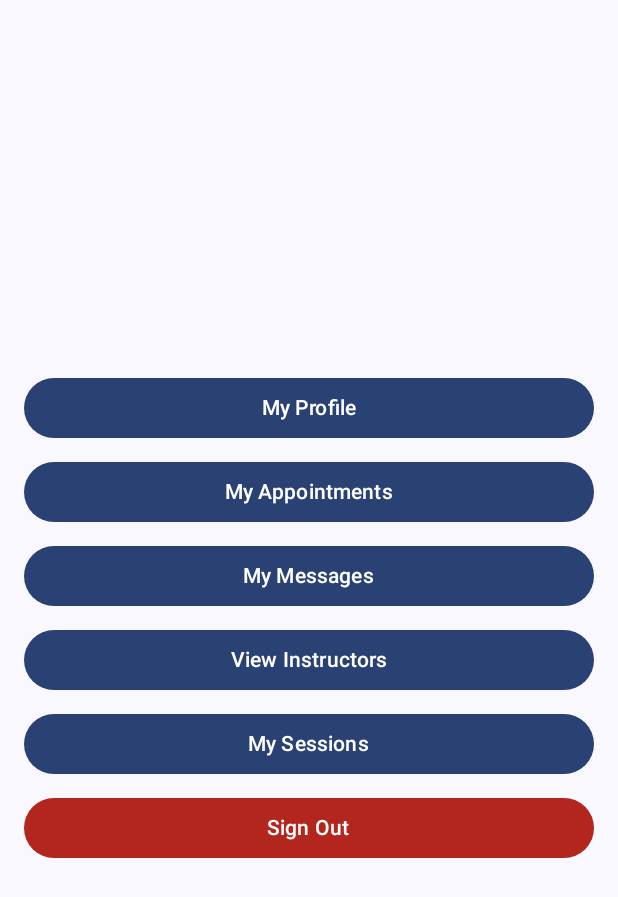
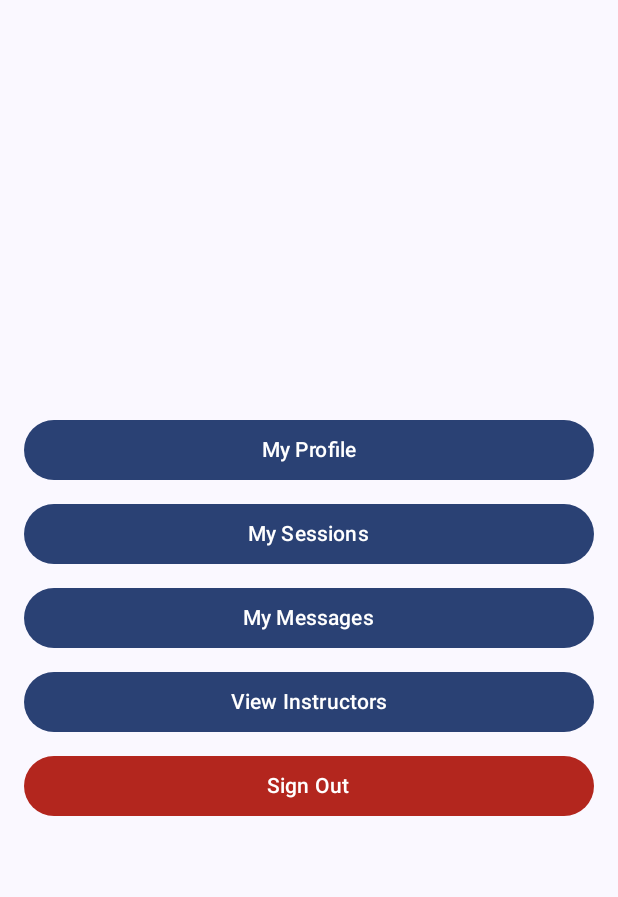
Before and after one commit to Deno234/SustavZaInstrukcije, an Android app built with Jetpack Compose: the composable HomeScreenStudent called with empty values, on a phone screen of 412 x 824 dp. Shown: the top 897 px of the screen. Run offline under Robolectric (Android 15) with nearby library versions, the phone set to English and light mode, and no system bars.

Commit message:
Onemoguceno dodavanje stranica ako nije editable

```diff
--- a/app/src/main/java/com/example/sustavzainstrukcije/ui/screens/HomeScreenStudent.kt
+++ b/app/src/main/java/com/example/sustavzainstrukcije/ui/screens/HomeScreenStudent.kt
@@ -33,10 +33,10 @@ fun HomeScreenStudent(navController: NavHostController, userId: String?, authVie
         }
 
         Button(
-            onClick = { navController.navigate("appointments") },
+            onClick = { navController.navigate("student_sessions") },
             modifier = Modifier.fillMaxWidth()
         ) {
-            Text("My Appointments")
+            Text("My Sessions")
         }
 
         Button(
@@ -54,13 +54,6 @@ fun HomeScreenStudent(navController: NavHostController, userId: String?, authVie
         }
 
         Button(
-            onClick = { navController.navigate("student_sessions") },
-            modifier = Modifier.fillMaxWidth()
-        ) {
-            Text("My Sessions")
-        }
-
-        Button(
             onClick = { authViewModel.signOut() },
             modifier = Modifier.fillMaxWidth(),
             colors = ButtonDefaults.buttonColors(
--- a/app/src/main/java/com/example/sustavzainstrukcije/ui/screens/WhiteboardScreen.kt
+++ b/app/src/main/java/com/example/sustavzainstrukcije/ui/screens/WhiteboardScreen.kt
@@ -271,7 +271,7 @@ fun WhiteboardScreen(
                         onClick = { whiteboardViewModel.setCurrentPage(index) }
                     )
                 }
-                if (allPages.isNotEmpty() && currentPageIndex == allPages.size - 1) {
+                if (isEditable && allPages.isNotEmpty() && currentPageIndex == allPages.size - 1) {
                     item {
                         IconButton(
                             onClick = { whiteboardViewModel.createNewPage(sessionId) },
```
